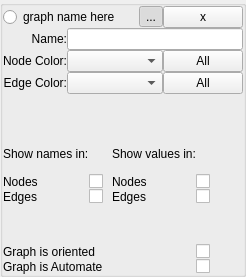
Before: the Qt Designer form src/Interface/GraphPropertiesWidget.ui in KDE/rocs, drawn with Qt 5.
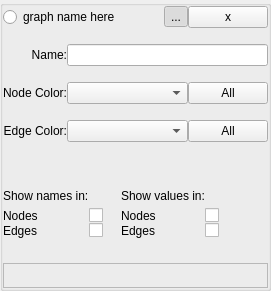
After: the same form once the commit is applied. Custom widgets are drawn as their Qt base class.

Commit message: Fix crash when Rocs don't found any data structure plugin. Now properties can have specialized itens generated by data structure plugins.

Patch:
```diff
--- a/src/Interface/GraphPropertiesWidget.ui
+++ b/src/Interface/GraphPropertiesWidget.ui
@@ -6,8 +6,8 @@
    <rect>
     <x>0</x>
     <y>0</y>
-    <width>246</width>
-    <height>277</height>
+    <width>271</width>
+    <height>291</height>
    </rect>
   </property>
   <property name="sizePolicy">
@@ -181,7 +181,10 @@
         </property>
        </widget>
       </item>
-      <item row="4" column="0" colspan="4">
+     </layout>
+    </widget>
+   </item>
+   <item>
        <layout class="QGridLayout" name="gridLayout_2">
         <item row="1" column="0">
          <widget class="QLabel" name="label_10">
@@ -204,20 +207,6 @@
           </property>
          </widget>
         </item>
-        <item row="5" column="0" colspan="3">
-         <widget class="QLabel" name="label_7">
-          <property name="text">
-           <string>Graph is oriented</string>
-          </property>
-         </widget>
-        </item>
-        <item row="6" column="0" colspan="3">
-         <widget class="QLabel" name="label_8">
-          <property name="text">
-           <string>Graph is Automate</string>
-          </property>
-         </widget>
-        </item>
         <item row="2" column="2">
          <widget class="QLabel" name="label_11">
           <property name="text">
@@ -239,9 +228,6 @@
           </property>
          </widget>
         </item>
-        <item row="4" column="0" colspan="5">
-         <widget class="KSeparator" name="kseparator"/>
-        </item>
         <item row="0" column="0" colspan="5">
          <widget class="KSeparator" name="kseparator_2"/>
         </item>
@@ -273,24 +259,21 @@
           </property>
          </widget>
         </item>
-        <item row="5" column="3">
-         <widget class="QCheckBox" name="_graphOriented">
-          <property name="text">
-           <string/>
-          </property>
-         </widget>
-        </item>
-        <item row="6" column="3">
-         <widget class="QCheckBox" name="_graphAutomate">
-          <property name="text">
-           <string/>
-          </property>
-         </widget>
-        </item>
-       </layout>
-      </item>
-     </layout>
-    </widget>
+     <item row="5" column="0" colspan="5">
+      <widget class="QFrame" name="_extraProperties">
+       <property name="frameShape">
+        <enum>QFrame::StyledPanel</enum>
+       </property>
+       <property name="frameShadow">
+        <enum>QFrame::Raised</enum>
+       </property>
+       <zorder></zorder>
+      </widget>
+     </item>
+     <item row="4" column="1">
+      <widget class="KSeparator" name="kseparator"/>
+     </item>
+    </layout>
    </item>
   </layout>
  </widget>
```
Lines whose indentation alone changed are shown as unchanged. The commit also changes 20 other files.
